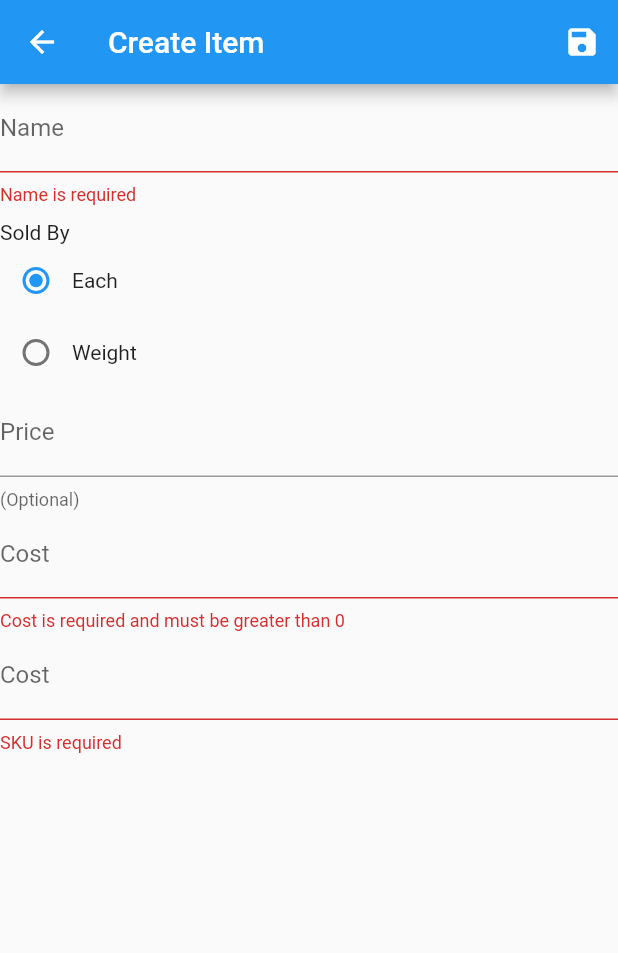
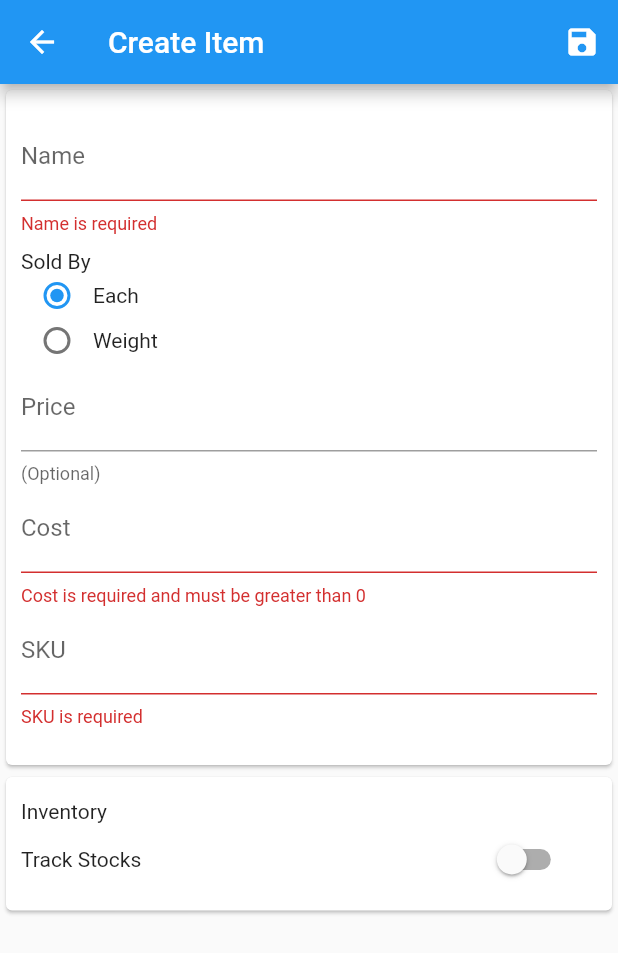
Before and after one commit to iammeosjin/fluter.pos, a Flutter app: the CreateItemPage screen opened directly, after a tap on the "save" icon, on a phone screen of 412 x 824 dp. Shown: the top 953 px of the screen. Run offline on Flutter 3.47's test engine with Material 2 defaults, Android fonts, the phone set to English and light mode, and no system bars; our stand-ins replace sqflite; accounts and stored records are empty.

Commit message:
feat: finalize create-item ui

```diff
--- a/lib/pages/inventory/create-item.dart
+++ b/lib/pages/inventory/create-item.dart
@@ -1,3 +1,4 @@
+import 'package:flutter/cupertino.dart';
 import 'package:flutter/material.dart';
 import 'package:flutter_pos/backend/item.dart';
 
@@ -7,15 +8,14 @@ class CreateItemPage extends StatefulWidget {
 }
 
 class _CreateItemPageState extends State<CreateItemPage> {
-
   String _name;
   String _category;
-  String _soldBy;
+  String _soldBy = Item.SOLD_BY_EACH;
   String _image;
   double _price;
   double _cost;
   int _sku;
-  bool _trackStock;
+  bool _trackStock = false;
   int _stocks;
 
   final GlobalKey<FormState> _formKeys = GlobalKey<FormState>();
@@ -24,14 +24,12 @@ class _CreateItemPageState extends State<CreateItemPage> {
     return TextFormField(
       decoration: InputDecoration(labelText: 'Name'),
       validator: (String value) {
-        if (value.isEmpty){
-
+        if (value.isEmpty) {
           return 'Name is required';
         }
 
         return null;
       },
-      autovalidate: true,
       autocorrect: false,
       autofocus: false,
       onSaved: (String value) {
@@ -44,8 +42,7 @@ class _CreateItemPageState extends State<CreateItemPage> {
     return TextFormField(
       decoration: InputDecoration(labelText: 'Name'),
       validator: (String value) {
-        if (value.isEmpty){
-
+        if (value.isEmpty) {
           return 'Name is required';
         }
 
@@ -61,7 +58,15 @@ class _CreateItemPageState extends State<CreateItemPage> {
         mainAxisAlignment: MainAxisAlignment.start,
         children: <Widget>[
           Text('Sold By'),
-          Row(
+          Container(
+            height: 30,
+            child: InkWell(
+              onTap: () {
+                setState(() {
+                  _soldBy = Item.SOLD_BY_EACH;
+                });
+              },
+              child: Row(
                 children: <Widget>[
                   Radio(
                     value: Item.SOLD_BY_EACH,
@@ -77,7 +82,17 @@ class _CreateItemPageState extends State<CreateItemPage> {
                   ),
                 ],
               ),
-          Row(
+            ),
+          ),
+          Container(
+            height: 30,
+            child: InkWell(
+              onTap: () {
+                setState(() {
+                  _soldBy = Item.SOLD_BY_WEIGHT;
+                });
+              },
+              child: Row(
                 children: <Widget>[
                   Radio(
                     value: Item.SOLD_BY_WEIGHT,
@@ -93,6 +108,8 @@ class _CreateItemPageState extends State<CreateItemPage> {
                   ),
                 ],
               ),
+            ),
+          ),
         ],
       ),
     );
@@ -104,16 +121,15 @@ class _CreateItemPageState extends State<CreateItemPage> {
 
   Widget _buildPriceField() {
     return TextFormField(
-      autovalidate: true,
       decoration: InputDecoration(labelText: 'Price', helperText: '(Optional)'),
       keyboardType: TextInputType.number,
       validator: (String value) {
-        if (value.isEmpty){
+        if (value.isEmpty) {
           return null;
         }
 
         double price = double.tryParse(value);
-        if (price == null  || price < 0) {
+        if (price == null || price < 0) {
           return 'Price must be greater than 0';
         }
 
@@ -127,12 +143,11 @@ class _CreateItemPageState extends State<CreateItemPage> {
 
   Widget _buildCostField() {
     return TextFormField(
-      autovalidate: true,
       decoration: InputDecoration(labelText: 'Cost'),
       keyboardType: TextInputType.number,
       validator: (String value) {
         double cost = double.tryParse(value);
-        if (cost == null  || cost <= 0) {
+        if (cost == null || cost <= 0) {
           return 'Cost is required and must be greater than 0';
         }
 
@@ -146,8 +161,7 @@ class _CreateItemPageState extends State<CreateItemPage> {
 
   Widget _buildSKUField() {
     return TextFormField(
-      autovalidate: true,
-      decoration: InputDecoration(labelText: 'Cost'),
+      decoration: InputDecoration(labelText: 'SKU'),
       keyboardType: TextInputType.number,
       validator: (String value) {
         int _sku = int.tryParse(value);
@@ -164,22 +178,60 @@ class _CreateItemPageState extends State<CreateItemPage> {
   }
 
   Widget _buildTrackStockField() {
-    return null;
+    return Container(
+      child: Row(
+        children: <Widget>[
+          Expanded(
+            flex: 8,
+            child: Text('Track Stocks'),
+          ),
+          Flexible(
+            flex: 2,
+            child: Switch(
+              value: _trackStock,
+              onChanged: (value) {
+                setState(() {
+                  _trackStock = value;
+                });
+              },
+              activeTrackColor: Colors.greenAccent,
+              activeColor: Colors.green,
+            ),
+          ),
+        ],
+      ),
+    );
   }
 
   Widget _buildStocksField() {
+    return Visibility(
+      visible: _trackStock,
+      child: TextFormField(
+        decoration: InputDecoration(labelText: 'Stocks'),
+        keyboardType: TextInputType.number,
+        validator: (String value) {
+          int stocks = int.tryParse(value);
+          if (stocks == null || stocks <= 0) {
+            return 'Stocks is required and must be greater than 0';
+          }
+
           return null;
+        },
+        onSaved: (String value) {
+          _stocks = int.tryParse(value);
+        },
+      ),
+    );
   }
 
   @override
   Widget build(BuildContext context) {
-    _trackStock = false;
-    _soldBy = Item.SOLD_BY_EACH;
-
     return Scaffold(
       appBar: AppBar(
         leading: InkWell(
-          onTap: () { Navigator.pop(context); },
+          onTap: () {
+            Navigator.pop(context);
+          },
           child: Icon(Icons.arrow_back),
         ),
         title: Text('Create Item'),
@@ -187,15 +239,26 @@ class _CreateItemPageState extends State<CreateItemPage> {
           IconButton(
             icon: Icon(Icons.save),
             onPressed: () {
+              if (_formKeys.currentState.validate()) {
+                _formKeys.currentState.save();
+                print('$_name $_sku $_trackStock $_soldBy');
+              }
             },
           ),
         ],
       ),
-      body: Container(
+      body: SingleChildScrollView(
+        child: ConstrainedBox(
+          constraints: BoxConstraints(),
           child: Form(
             key: _formKeys,
             child: Column(
               mainAxisAlignment: MainAxisAlignment.start,
+              children: <Widget>[
+                Card(
+                  child: Container(
+                    padding: EdgeInsets.fromLTRB(10, 15, 10, 10),
+                    child: Column(
                       children: <Widget>[
                         _buildNameField(),
                         SizedBox(height: 10),
@@ -203,6 +266,24 @@ class _CreateItemPageState extends State<CreateItemPage> {
                         _buildPriceField(),
                         _buildCostField(),
                         _buildSKUField(),
+                        SizedBox(height: 15),
+                      ],
+                    ),
+                  ),
+                ),
+                Card(
+                  child: Container(
+                    padding: EdgeInsets.fromLTRB(10, 15, 10, 10),
+                    child: Column(
+                      crossAxisAlignment: CrossAxisAlignment.start,
+                      children: <Widget>[
+                        Text('Inventory'),
+                        _buildTrackStockField(),
+                        _buildStocksField(),
+                      ],
+                    ),
+                  ),
+                ),
                 /*
               _buildCategoryField(),
               _buildTrackStockField(),
@@ -212,6 +293,7 @@ class _CreateItemPageState extends State<CreateItemPage> {
             ),
           ),
         ),
+      ),
     );
   }
 }
```
Lines whose indentation alone changed are shown as unchanged.
